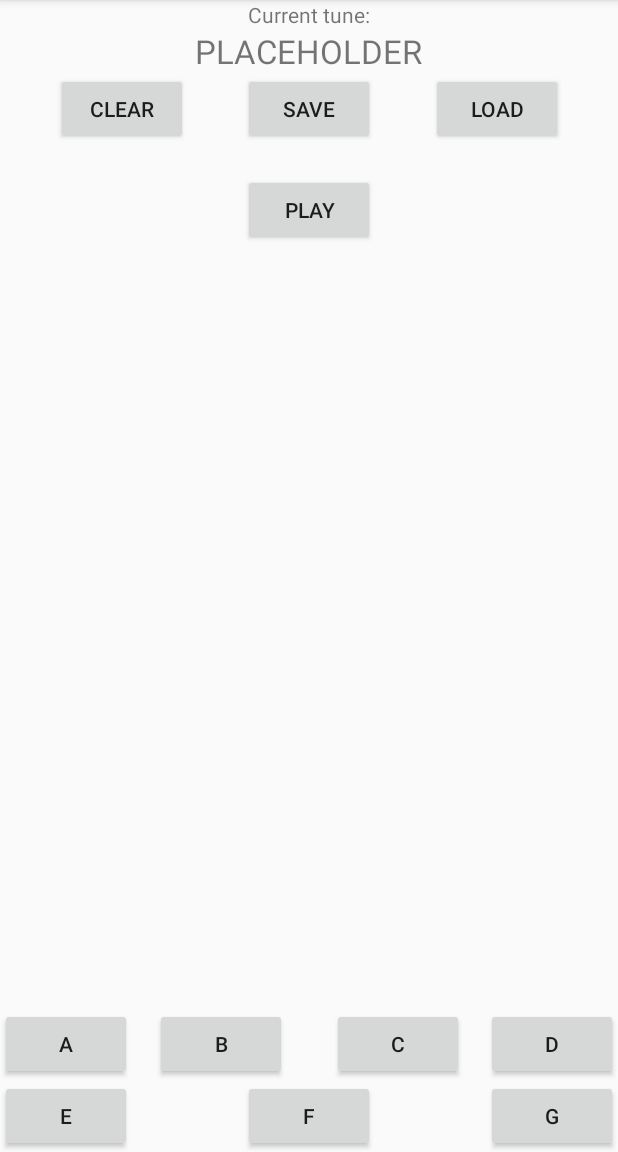
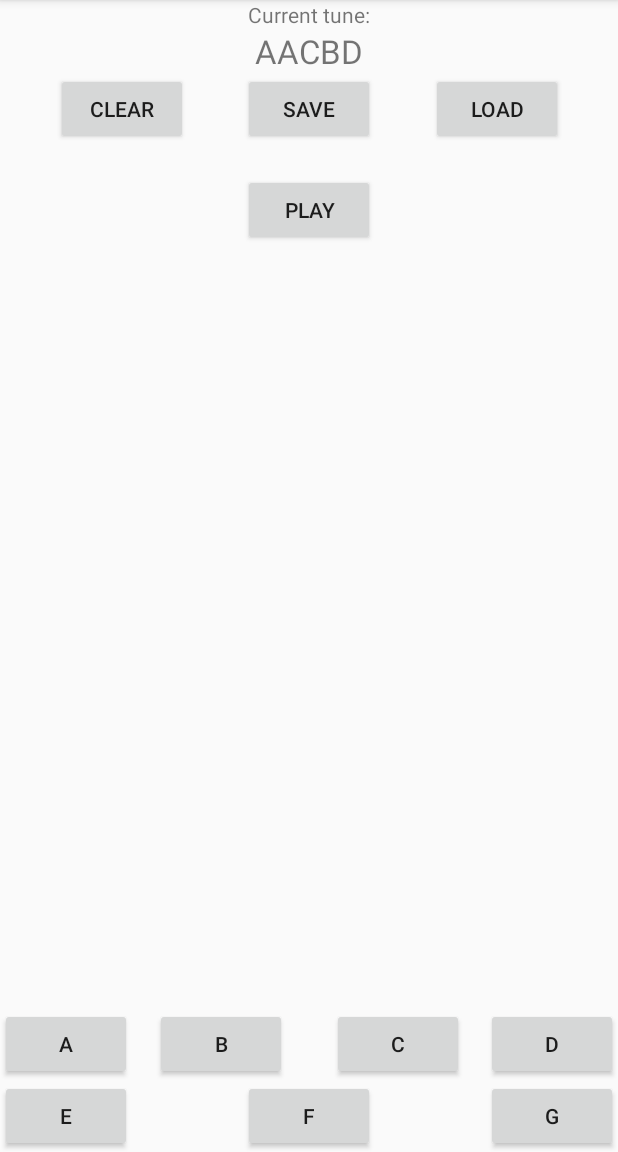
Before and after one commit to oreganoli/Noise, an Android app: the screen it shows after launch (MainActivity), on a phone screen of 412 x 824 dp, the part 84-1236 px from its top. Run offline under Robolectric (Android 15) with nearby library versions, the phone set to English and light mode, and no system bars.

Commit message:
can now clear current tune, add notes to it

```diff
--- a/app/src/main/res/layout/activity_main.xml
+++ b/app/src/main/res/layout/activity_main.xml
@@ -25,7 +25,7 @@
             android:layout_width="wrap_content"
             android:layout_height="wrap_content" android:id="@+id/delButton"
             app:layout_constraintTop_toBottomOf="@+id/tuneView" app:layout_constraintStart_toStartOf="parent"
-            app:layout_constraintEnd_toStartOf="@+id/saveButton"/>
+            app:layout_constraintEnd_toStartOf="@+id/saveButton" android:onClick="clearTune"/>
     <Button
             android:text="Save"
             android:layout_width="wrap_content"
@@ -50,40 +50,44 @@
             android:text="A"
             android:layout_width="wrap_content"
             android:layout_height="wrap_content" android:id="@+id/playA"
-            app:layout_constraintBottom_toTopOf="@+id/playE" app:layout_constraintStart_toStartOf="parent"/>
+            app:layout_constraintBottom_toTopOf="@+id/playE" app:layout_constraintStart_toStartOf="parent"
+            android:onClick="playA"/>
     <Button
             android:text="B"
             android:layout_width="wrap_content"
             android:layout_height="wrap_content" android:id="@+id/playB"
             app:layout_constraintBottom_toTopOf="@+id/playF" app:layout_constraintStart_toEndOf="@+id/playA"
-            app:layout_constraintEnd_toStartOf="@+id/half"/>
+            app:layout_constraintEnd_toStartOf="@+id/half" android:onClick="playB"/>
     <Button
             android:text="C"
             android:layout_width="wrap_content"
             android:layout_height="wrap_content" android:id="@+id/playC"
             app:layout_constraintEnd_toStartOf="@+id/playD" app:layout_constraintBottom_toTopOf="@+id/playF"
-            app:layout_constraintStart_toStartOf="@+id/half"/>
+            app:layout_constraintStart_toStartOf="@+id/half" android:onClick="playC"/>
     <Button
             android:text="D"
             android:layout_width="wrap_content"
             android:layout_height="wrap_content" android:id="@+id/playD"
-            app:layout_constraintEnd_toEndOf="parent" app:layout_constraintBottom_toTopOf="@+id/playG"/>
+            app:layout_constraintEnd_toEndOf="parent" app:layout_constraintBottom_toTopOf="@+id/playG"
+            android:onClick="playD"/>
     <Button
             android:text="E"
             android:layout_width="wrap_content"
             android:layout_height="wrap_content" android:id="@+id/playE"
-            app:layout_constraintBottom_toBottomOf="parent" app:layout_constraintStart_toStartOf="parent"/>
+            app:layout_constraintBottom_toBottomOf="parent" app:layout_constraintStart_toStartOf="parent"
+            android:onClick="playE"/>
     <Button
             android:text="F"
             android:layout_width="wrap_content"
             android:layout_height="wrap_content" android:id="@+id/playF"
             app:layout_constraintBottom_toBottomOf="parent" app:layout_constraintStart_toEndOf="@+id/playE"
-            app:layout_constraintEnd_toStartOf="@+id/playG"/>
+            app:layout_constraintEnd_toStartOf="@+id/playG" android:onClick="playF"/>
     <Button
             android:text="G"
             android:layout_width="wrap_content"
             android:layout_height="wrap_content" android:id="@+id/playG"
-            app:layout_constraintEnd_toEndOf="parent" app:layout_constraintBottom_toBottomOf="parent"/>
+            app:layout_constraintEnd_toEndOf="parent" app:layout_constraintBottom_toBottomOf="parent"
+            android:onClick="playG"/>
     <androidx.constraintlayout.widget.Guideline
             android:orientation="vertical"
             android:layout_width="wrap_content"
```
Also changed, not shown: app/src/main/java/xyz/oreganoli/noise/MainActivity.java (+41 -0 lines).
